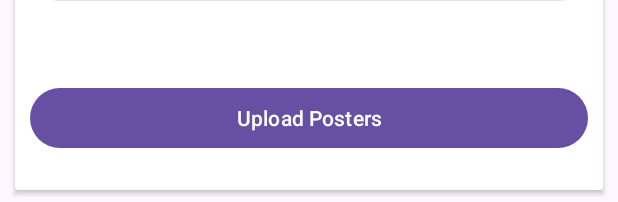
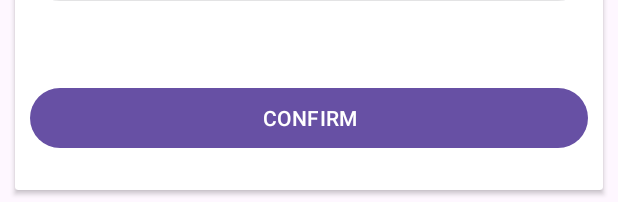
Before and after one commit to CMPUT301W24T50/AndroidGPT-Pro, an Android app: the layout activity_create_event.xml on its own in the app's theme, with its tools: preview values and no code run, on a phone screen of 412 x 824 dp. Shown: the part 1031-1233 px from the top of the screen. Run offline under Robolectric (Android 15) with nearby library versions, the phone set to English and light mode, and no system bars.

Commit message:
create event basic entities

```diff
--- a/app/src/main/res/layout/activity_create_event.xml
+++ b/app/src/main/res/layout/activity_create_event.xml
@@ -232,7 +232,7 @@
                     android:text="Upload Posters" />
 
                 <Button
-                    android:id="@+id/confirm_create_event_title"
+                    android:id="@+id/confirm_create_event"
                     android:layout_width="wrap_content"
                     android:layout_height="wrap_content"
                     android:layout_below="@+id/upload_pic"
@@ -241,7 +241,7 @@
                     android:layout_marginStart="10dp"
                     android:layout_marginTop="50dp"
                     android:layout_marginEnd="10dp"
-                    android:text="Upload Posters" />
+                    android:text="CONFIRM" />
 
             </RelativeLayout>
 
```
Also changed, not shown: app/src/main/java/com/example/androidgpt_pro/EventCreateActivity.java (+41 -1 lines).
